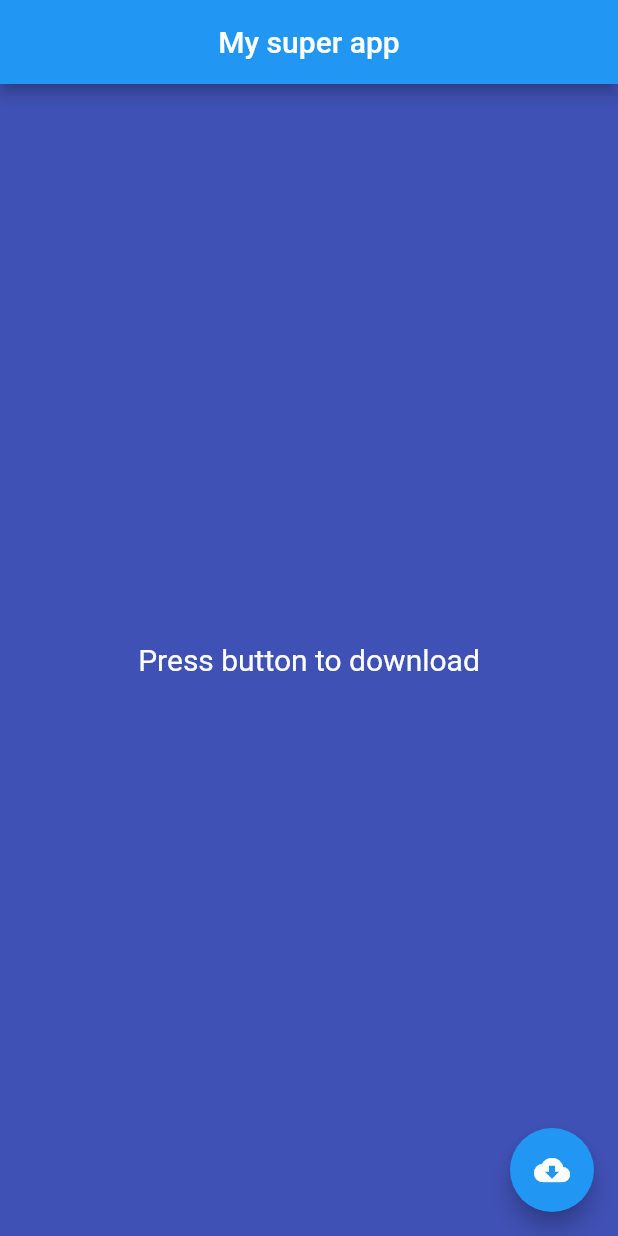
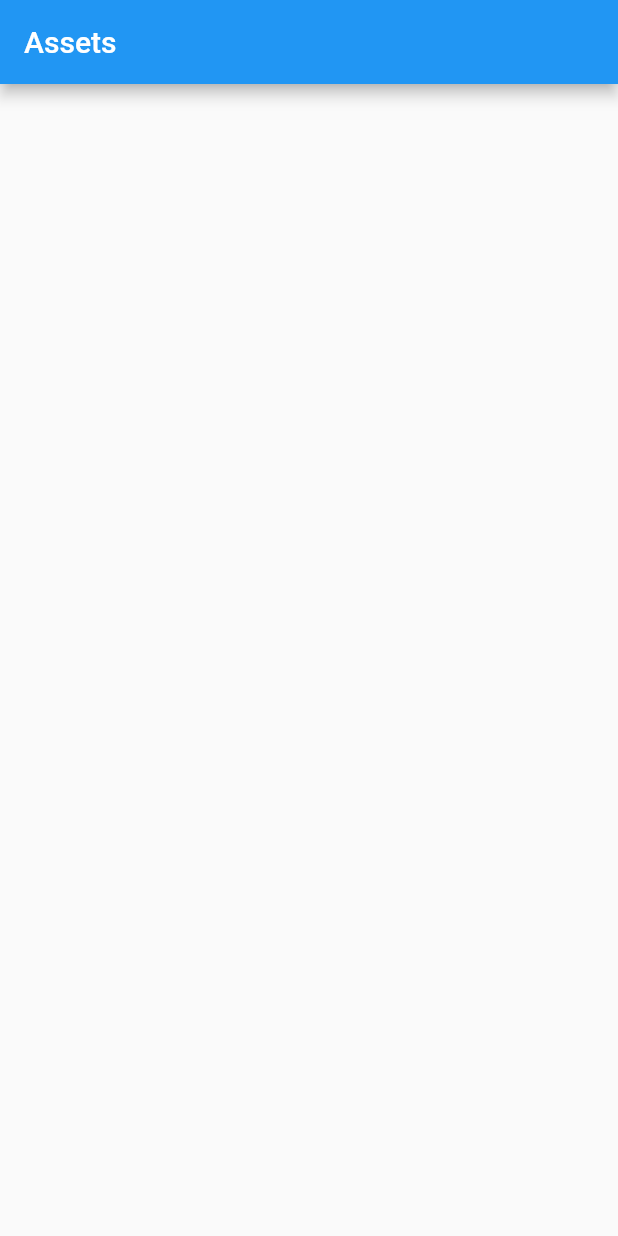
Before and after one commit to Alex-esc1/Flutter_learn, a Flutter app: the screen it shows after launch, on a phone screen of 412 x 824 dp. Run offline on Flutter 3.47's test engine with Material 2 defaults, Android fonts, the phone set to English and light mode, and no system bars.

Commit message:
Работа с Asset и Image
Подготовка, убрал предыдущий код, добавил папки (asset - image - icons)

```diff
--- a/lib/main.dart
+++ b/lib/main.dart
@@ -1,85 +1,18 @@
-// ignore_for_file: avoid_unnecessary_containers, override_on_non_overriding_member
-
-import 'dart:async';
-
 import 'package:flutter/material.dart';
 
-void main() => runApp(My());
+void main() => runApp(MyApp());
 
-class My extends StatefulWidget {
-  @override
-  State<StatefulWidget> createState() {
-    return _MyApp();
-  }
-}
-
-class _MyApp extends State<My> {
-  late bool _load;
-  late double _progressV;
-
-  @override
-  void initState() {
-    _load = false;
-    _progressV = 0.0;
-    super.initState();
-  }
-
+// ignore: use_key_in_widget_constructors
+class MyApp extends StatelessWidget {
   @override
   Widget build(BuildContext context) {
     return MaterialApp(
       home: Scaffold(
-        backgroundColor: Colors.indigo,
         appBar: AppBar(
-          title: const Text("My super app"),
-          centerTitle: true,
+          title: const Text('Assets'),
         ),
-        body: Center(
-          child: Container(
-            padding: const EdgeInsets.all(16),
-            child: _load
-                ? Column(
-                    mainAxisAlignment: MainAxisAlignment.center,
-                    // ignore: prefer_const_literals_to_create_immutables
-                    children: <Widget>[
-                      const LinearProgressIndicator(value: 23),
-                      Text(
-                        '${(_progressV * 100).round()}%',
-                        style:
-                            const TextStyle(color: Colors.white, fontSize: 20),
-                      ),
-                    ],
-                  )
-                : const Text(
-                    'Press button to download',
-                    style: TextStyle(color: Colors.white, fontSize: 20),
-                  ),
-          ),
-        ),
-        floatingActionButton: FloatingActionButton(
-          onPressed: () {
-            setState(() {
-              _load = !_load;
-              _update();
-            });
-          },
-          child: const Icon(Icons.cloud_download),
-        ),
+        body: null,
       ),
     );
   }
-
-  void _update() {
-    const sec = Duration(seconds: 1);
-    Timer.periodic(sec, (Timer t) {
-      setState(() {
-        _progressV += 0.2;
-        if (_progressV.toStringAsFixed(1) == '1.0') {
-          _load = false;
-          t.cancel();
-          _progressV = 0.0;
-          return;
-        }
-      });
-    });
-  }
 }
```
